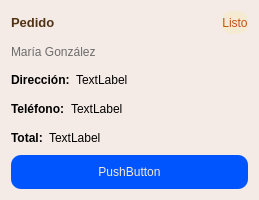
Above: movil/pedido_en_camino.ui from Bruno-DarkSouler/APP_ElBuenGusto before the change. Below: the same form after it.
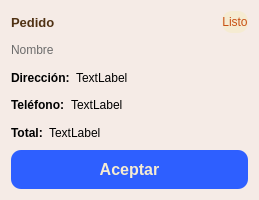
That is the form after the change.

Commit message: comienzo instancia tarjetas pedido en camino y entregado

What changed in the file:
```diff
--- a/movil/pedido_en_camino.ui
+++ b/movil/pedido_en_camino.ui
@@ -77,7 +77,7 @@
       <string notr="true">color:rgb(108, 108, 108);</string>
      </property>
      <property name="text">
-      <string>María González</string>
+      <string>Nombre</string>
      </property>
     </widget>
    </item>
@@ -179,14 +179,20 @@
    </item>
    <item>
     <widget class="QPushButton" name="pushButton">
+     <property name="font">
+      <font>
+       <pointsize>12</pointsize>
+       <bold>true</bold>
+      </font>
+     </property>
      <property name="styleSheet">
-      <string notr="true">background-color: rgb(0, 85, 255);
+      <string notr="true">background-color: rgb(46, 95, 255);
 color: rgb(245, 235, 210);
 padding: 10;
 border-radius: 10;</string>
      </property>
      <property name="text">
-      <string>PushButton</string>
+      <string>Aceptar</string>
      </property>
     </widget>
    </item>
```
Left out of the diff: 12 changed lines with no effect on the pictures. The commit also changes 10 other files.
